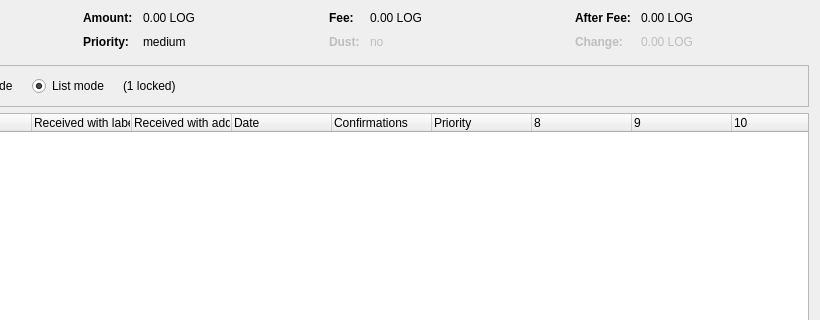
Before: the Qt Designer form src/qt/forms/coincontroldialog.ui in funkshelper/woodcore-openssl-1.0, drawn with Qt 5; both pictures show x 180 to 1000 and y 0 to 320 of the 1000 by 500 pixel window.
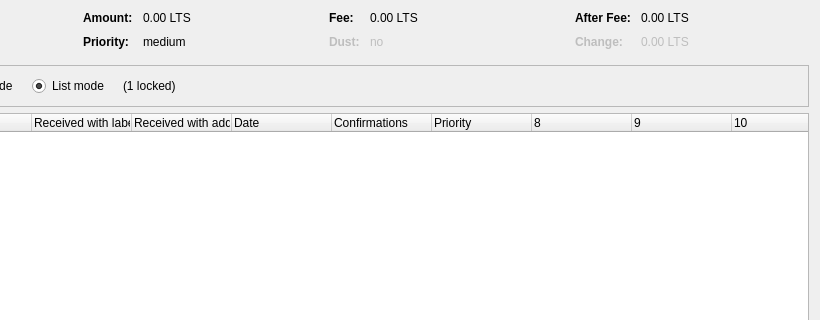
After: the same form once the commit is applied. Custom widgets are drawn as their Qt base class.

```diff
--- a/src/qt/forms/coincontroldialog.ui
+++ b/src/qt/forms/coincontroldialog.ui
@@ -132,7 +132,7 @@
           <enum>Qt::ActionsContextMenu</enum>
          </property>
          <property name="text">
-          <string notr="true">0.00 LOG</string>
+          <string notr="true">0.00 LTS</string>
          </property>
          <property name="textInteractionFlags">
           <set>Qt::LinksAccessibleByMouse|Qt::TextSelectableByKeyboard|Qt::TextSelectableByMouse</set>
@@ -206,7 +206,7 @@
           <enum>Qt::ActionsContextMenu</enum>
          </property>
          <property name="text">
-          <string notr="true">0.00 LOG</string>
+          <string notr="true">0.00 LTS</string>
          </property>
          <property name="textInteractionFlags">
           <set>Qt::LinksAccessibleByMouse|Qt::TextSelectableByKeyboard|Qt::TextSelectableByMouse</set>
@@ -286,7 +286,7 @@
           <enum>Qt::ActionsContextMenu</enum>
          </property>
          <property name="text">
-          <string notr="true">0.00 LOG</string>
+          <string notr="true">0.00 LTS</string>
          </property>
          <property name="textInteractionFlags">
           <set>Qt::LinksAccessibleByMouse|Qt::TextSelectableByKeyboard|Qt::TextSelectableByMouse</set>
@@ -321,7 +321,7 @@
           <enum>Qt::ActionsContextMenu</enum>
          </property>
          <property name="text">
-          <string notr="true">0.00 LOG</string>
+          <string notr="true">0.00 LTS</string>
          </property>
          <property name="textInteractionFlags">
           <set>Qt::LinksAccessibleByMouse|Qt::TextSelectableByKeyboard|Qt::TextSelectableByMouse</set>
```
Left out of the diff: 8 changed lines with no effect on the pictures.
